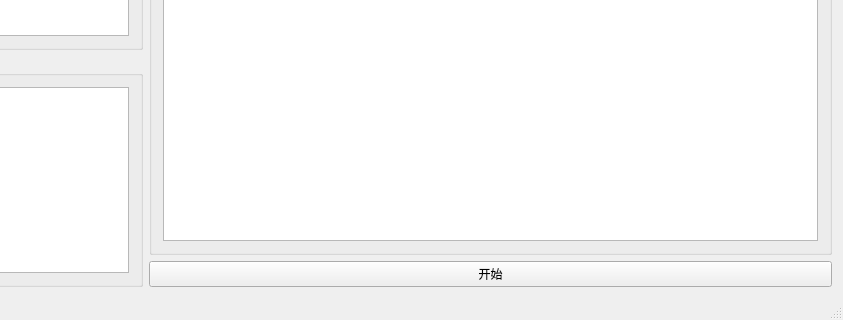
The window that mainwindow.ui (cposture/ProcessScheduleSimulation) describes before a commit, drawn with Qt 5; both pictures show x 552 to 1395 and y 428 to 748 of the 1395 by 748 pixel window.
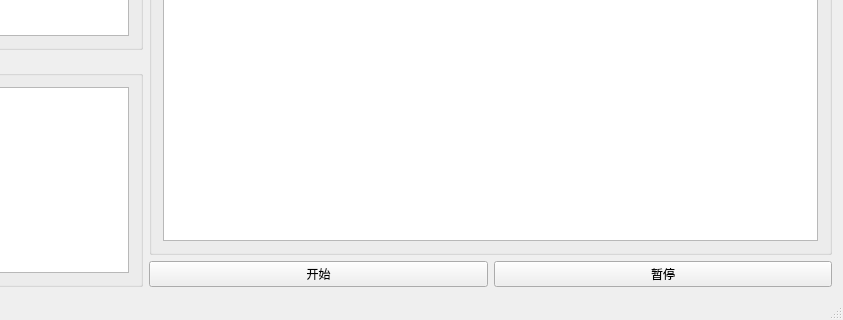
The same window after the commit.

Commit message: add class Memory and apply singleton pattern to avoid more Memory instance,add stragedy pattern to implement memory allocate function

Diff of the .ui file:
```diff
--- a/mainwindow.ui
+++ b/mainwindow.ui
@@ -20,10 +20,10 @@
    <string>MainWindow</string>
   </property>
   <widget class="QWidget" name="centralWidget">
+   <layout class="QHBoxLayout" name="horizontalLayout_7">
+    <item>
    <layout class="QHBoxLayout" name="horizontalLayout_6">
     <item>
-     <layout class="QHBoxLayout" name="horizontalLayout_5">
-      <item>
        <layout class="QVBoxLayout" name="verticalLayout_2">
         <item>
          <widget class="QGroupBox" name="groupBox">
@@ -112,11 +112,22 @@
          </widget>
         </item>
         <item>
+         <layout class="QHBoxLayout" name="horizontalLayout_5">
+          <item>
          <widget class="QPushButton" name="startButton">
           <property name="text">
            <string>开始</string>
           </property>
          </widget>
+          </item>
+          <item>
+           <widget class="QPushButton" name="pauseButton">
+            <property name="text">
+             <string>暂停</string>
+            </property>
+           </widget>
+          </item>
+         </layout>
         </item>
        </layout>
       </item>
```
Left out of the diff: 2 changed lines with no effect on the pictures. Lines whose indentation alone changed are shown as unchanged. The commit also changes 13 other files.
